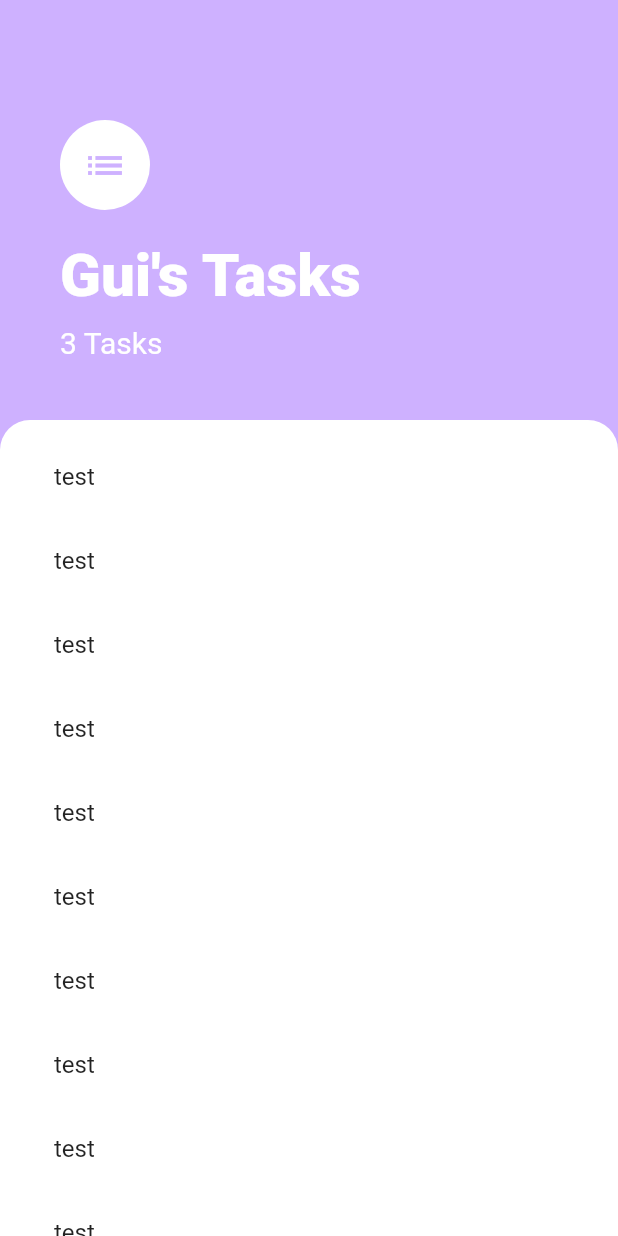
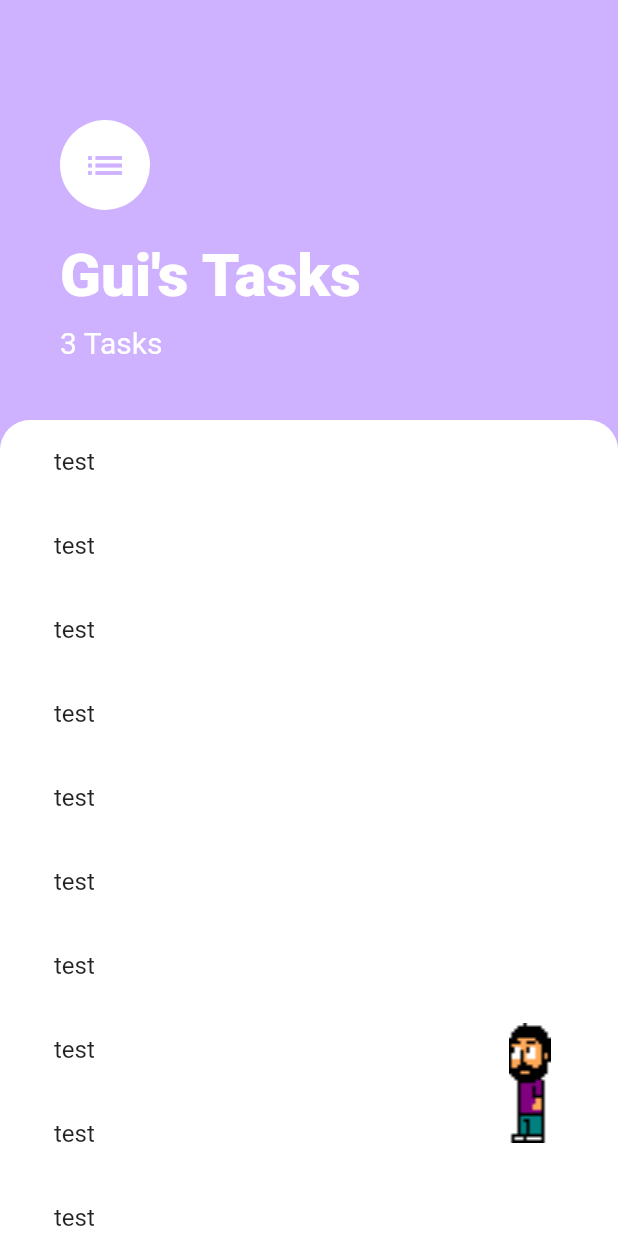
Before and after one commit to Guilherme-Calland/a7_guis_task_app, a Flutter app: the screen it shows after launch, on a phone screen of 412 x 824 dp. Run offline on Flutter 3.47's test engine with Material 2 defaults, Android fonts, the phone set to English and light mode, and no system bars.

Commit message:
character placed in the task screen

```diff
--- a/lib/screens/task.screen.dart
+++ b/lib/screens/task.screen.dart
@@ -7,7 +7,7 @@ class TaskScreen extends StatelessWidget {
     return Expanded(
       child: Container(
         padding: EdgeInsets.only(
-          top: 10, left: 20
+          left: 20
         ),
         decoration: BoxDecoration(
           color: Colors.white,
@@ -16,7 +16,7 @@ class TaskScreen extends StatelessWidget {
             topRight: Radius.circular(20)
           )
         ),
-        child: Column(
+        child: Row(
           children: <Widget>[
             Expanded(
               child: ListView.builder(
@@ -27,7 +27,15 @@ class TaskScreen extends StatelessWidget {
                   );
                 },
               )
-            )
+            ),
+            Transform.translate(
+              offset: Offset(-52, 170),
+              child: Transform.scale
+              (
+                scale: 2,
+                child: Image.asset('assets/gui.left.png')
+              ),
+            ),
           ],
         ),
       )
```
Also changed, not shown: pubspec.yaml (+6 -2 lines), 1 other file.
